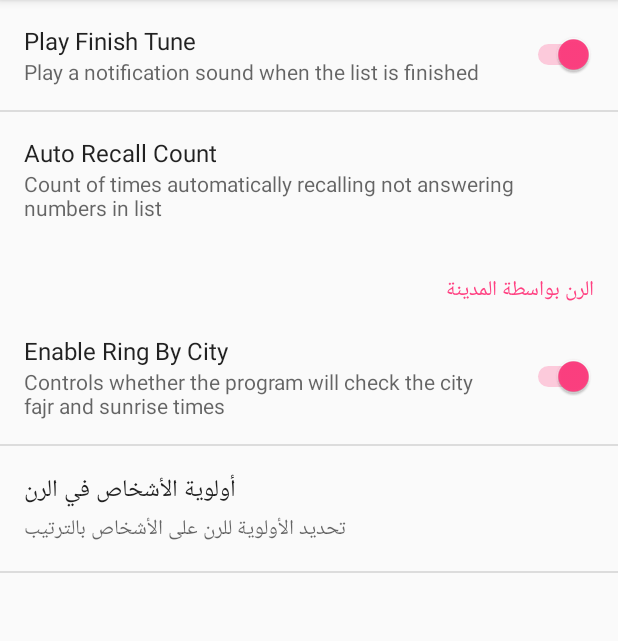
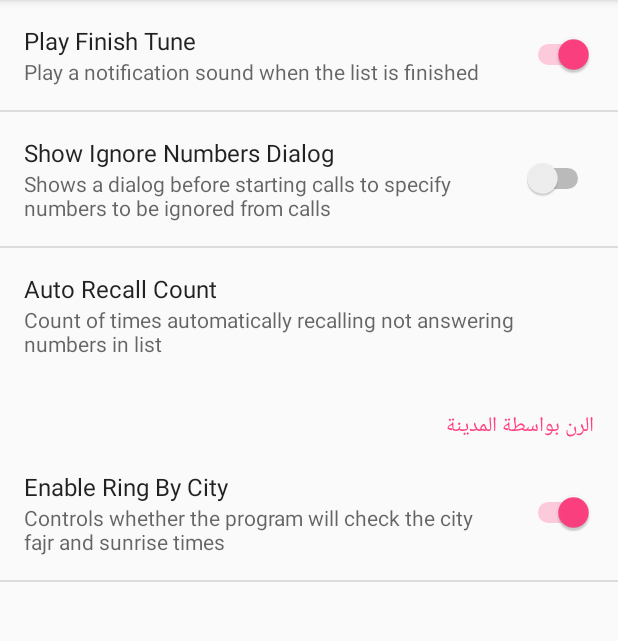
Before and after one commit to Mr-DDDAlKilanny/AndroidAutoCaller, an Android app: the fragment MyPreferenceFragment shown on its own in the app's theme, on a phone screen of 412 x 824 dp, the part 84-725 px from its top. Run offline under Robolectric (Android 15) with nearby library versions, the phone set to English and light mode, and no system bars.

Commit message:
Added Select Ignored Numbers

```diff
--- a/app/src/main/AndroidManifest.xml
+++ b/app/src/main/AndroidManifest.xml
@@ -19,6 +19,7 @@
     <application
         android:name=".App"
         android:allowBackup="true"
+        android:fullBackupContent="true"
         android:icon="@mipmap/ic_launcher"
         android:label="@string/app_name"
         android:supportsRtl="true"
--- a/app/src/main/java/kilanny/autocaller/activities/EditGroupsActivity.java
+++ b/app/src/main/java/kilanny/autocaller/activities/EditGroupsActivity.java
@@ -71,7 +71,7 @@ public class EditGroupsActivity extends AppCompatActivity {
             myListItem.item = li;
             items.add(myListItem);
         }
-        http://www.mysamplecode.com/2012/07/android-listview-checkbox-example.html
+        //http://www.mysamplecode.com/2012/07/android-listview-checkbox-example.html
         listView.setAdapter(new ArrayAdapter<MyListItem>(this,
                 R.layout.contactgrouplist_item, items) {
             class ViewHolder {
--- a/app/src/main/res/values/strings.xml
+++ b/app/src/main/res/values/strings.xml
@@ -148,4 +148,7 @@ You can view the log for calls from the above menu.</string>
     <string name="resume_calls">Resume</string>
     <string name="fatal_exception_dlg_title">Error - Auto Caller</string>
     <string name="fatal_exception_dlg_msg">A fatal error has occurred. Please retry the operation. Details:</string>
+    <string name="do_you_want_to_ignore">Do you want to ignore any numbers in this calling session?</string>
+    <string name="pref_show_ignore_title">Show Ignore Numbers Dialog</string>
+    <string name="pref_show_ignore_summary">Shows a dialog before starting calls to specify numbers to be ignored from calls</string>
 </resources>
--- a/app/src/main/res/xml/prefs.xml
+++ b/app/src/main/res/xml/prefs.xml
@@ -5,6 +5,11 @@
         android:defaultValue="true"
         android:title="@string/pref_playfinishtune_title"
         android:summary="@string/pref_playfinishtune_descr" />
+    <SwitchPreference
+        android:key="showIgnoreDlg"
+        android:defaultValue="false"
+        android:title="@string/pref_show_ignore_title"
+        android:summary="@string/pref_show_ignore_summary" />
     <ListPreference
         android:key="autoRecallListNo"
         android:title="@string/auto_recall_count"
@@ -30,13 +35,13 @@
             <!--android:title="@string/pref_minMinutesBeforeSunrise_title"-->
             <!--android:summary="@string/pref_minMinutesBeforeSunrise_summary"-->
             <!--android:defaultValue="0" />-->
-        <ListPreference
-            android:dependency="cityBasedRingEnabled"
-            android:key="priorityOfRing"
-            android:title="@string/pref_ringPriority_title"
-            android:summary="@string/pref_ringPriority_summary"
-            android:entries="@array/ring_priority_names"
-            android:entryValues="@array/ring_priority_values"
-            android:defaultValue="@string/ring_priority_array_default_value" />
+        <!--<ListPreference-->
+            <!--android:dependency="cityBasedRingEnabled"-->
+            <!--android:key="priorityOfRing"-->
+            <!--android:title="@string/pref_ringPriority_title"-->
+            <!--android:summary="@string/pref_ringPriority_summary"-->
+            <!--android:entries="@array/ring_priority_names"-->
+            <!--android:entryValues="@array/ring_priority_values"-->
+            <!--android:defaultValue="@string/ring_priority_array_default_value" />-->
     </PreferenceCategory>
 </PreferenceScreen>
```
Also changed, not shown: app/src/main/java/kilanny/autocaller/activities/MainActivity.java (+69 -7 lines), app/src/main/java/kilanny/autocaller/services/AutoCallService.java (+6 -1 lines), 1 other file.
